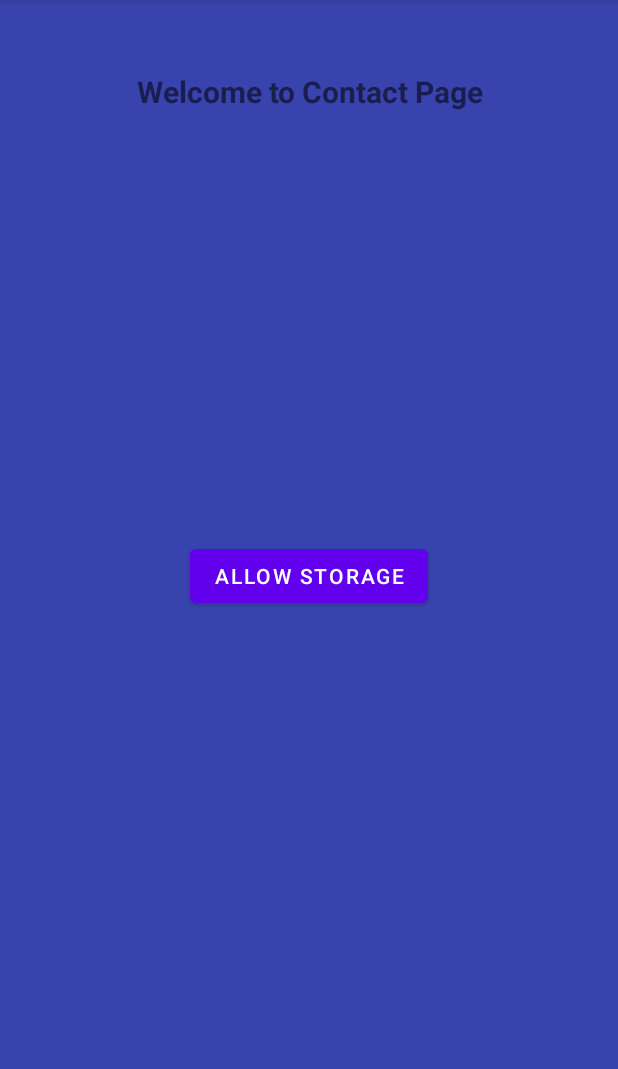
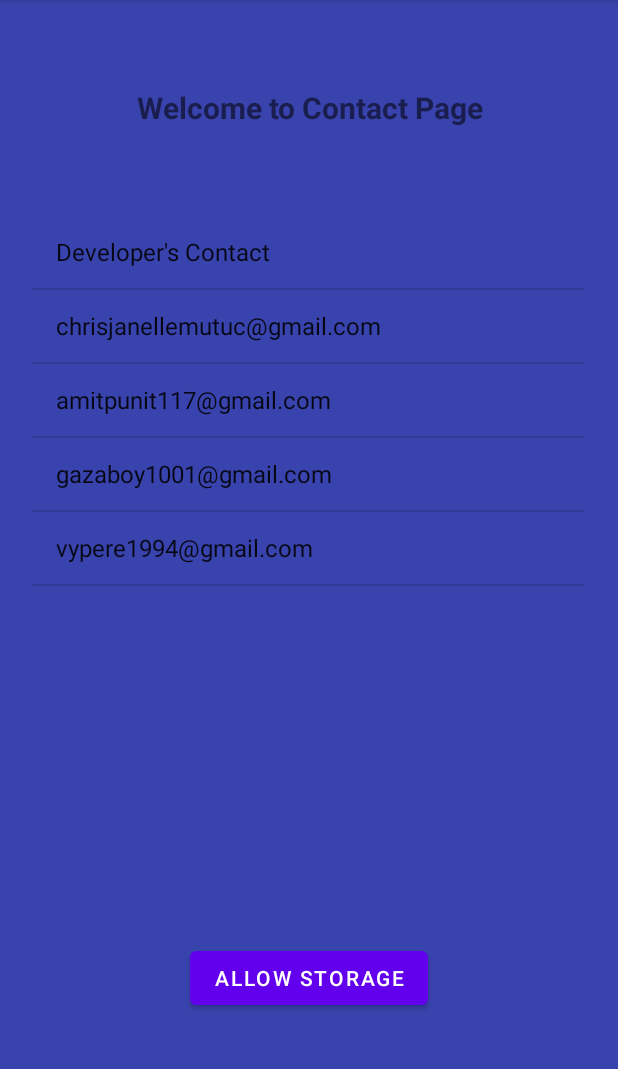
Before and after one commit to AmitRamotar117/SmartBlindAddon, an Android app: the fragment ContactFragment shown on its own in the app's theme, on a phone screen of 412 x 824 dp, the part 84-1153 px from its top. Run offline under Robolectric (Android 15) with nearby library versions, the phone set to English and light mode, and no system bars.

Commit message:
added listview widget to display our team contact emails

```diff
--- a/smartblind/src/main/java/ca/t10/blinddev/it/smartblindaddon/ui/contact/ContactFragment.java
+++ b/smartblind/src/main/java/ca/t10/blinddev/it/smartblindaddon/ui/contact/ContactFragment.java
@@ -12,7 +12,10 @@ import android.os.Bundle;
 import android.view.LayoutInflater;
 import android.view.View;
 import android.view.ViewGroup;
+import android.widget.AdapterView;
+import android.widget.ArrayAdapter;
 import android.widget.Button;
+import android.widget.ListView;
 import android.widget.TextView;
 import android.widget.Toast;
 
@@ -24,11 +27,15 @@ import androidx.lifecycle.ViewModelProvider;
 
 import com.google.android.material.snackbar.Snackbar;
 
+import java.util.ArrayList;
+
 import ca.t10.blinddev.it.smartblindaddon.R;
 import ca.t10.blinddev.it.smartblindaddon.databinding.FragmentContactBinding;
 
 
 public class ContactFragment extends Fragment {
+
+    private ListView listView;
 
     private FragmentContactBinding binding;
     private Button permissionBtn;
@@ -43,6 +50,29 @@ public class ContactFragment extends Fragment {
         View root = binding.getRoot();
 
         permissionBtn = root.findViewById(R.id.dialerButton);
+        listView = root.findViewById(R.id.devsList);
+        ArrayList<String> arrayList =  new ArrayList<>();
+
+        arrayList.add("Developer's Contact");
+        arrayList.add("chrisjanellemutuc@gmail.com");
+        arrayList.add("amitpunit117@gmail.com");
+        arrayList.add("gazaboy1001@gmail.com");
+        arrayList.add("vypere1994@gmail.com");
+
+        ArrayAdapter arrayAdapter = new ArrayAdapter(getContext(), android.R.layout.simple_list_item_1, arrayList);
+        listView.setAdapter(arrayAdapter);
+
+
+      /*  listView.setOnItemClickListener(new AdapterView.OnItemClickListener() {
+            @Override
+            public void onItemClick(AdapterView<?> adapterView, View view, int i, long l) {
+                Toast.makeText(this,"email clicked"+i+" "+arrayList.get(i).toString(),Toast.LENGTH_LONG).show();
+            }
+        });*/
+
+
+
+
       permissionBtn.setOnClickListener(new View.OnClickListener() {
             @Override
             public void onClick(View view) {
--- a/smartblind/src/main/res/layout/fragment_contact.xml
+++ b/smartblind/src/main/res/layout/fragment_contact.xml
@@ -22,7 +22,7 @@
         app:layout_constraintHorizontal_bias="0.0"
         app:layout_constraintStart_toStartOf="parent"
         app:layout_constraintTop_toTopOf="parent"
-        app:layout_constraintVertical_bias="0.054" />
+        app:layout_constraintVertical_bias="0.068" />
 
     <Button
         android:id="@+id/dialerButton"
@@ -32,5 +32,20 @@
         app:layout_constraintBottom_toBottomOf="parent"
         app:layout_constraintEnd_toEndOf="parent"
         app:layout_constraintStart_toStartOf="parent"
-        app:layout_constraintTop_toTopOf="parent" />
+        app:layout_constraintTop_toTopOf="parent"
+        app:layout_constraintVertical_bias="0.872" />
+
+    <ListView
+        android:id="@+id/devsList"
+        android:layout_width="368dp"
+        android:layout_height="347dp"
+        app:layout_constraintBottom_toBottomOf="parent"
+        app:layout_constraintEnd_toEndOf="parent"
+        app:layout_constraintHorizontal_bias="0.488"
+        app:layout_constraintStart_toStartOf="parent"
+        app:layout_constraintTop_toTopOf="parent"
+        app:layout_constraintVertical_bias="0.343"
+        android:textAlignment="center"/>
+
+
 </androidx.constraintlayout.widget.ConstraintLayout>
```
